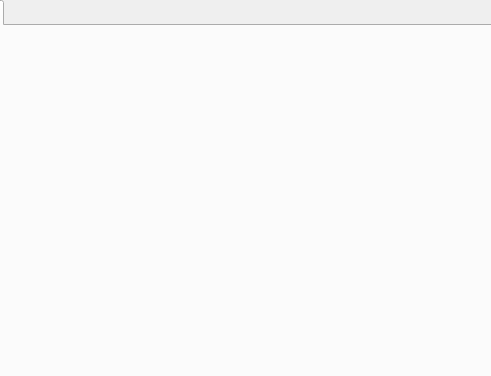
First picture: the form in main.ui, repository 0kq-github/TSBTools, before the edit; both pictures show x 152 to 643 and y 0 to 376 of the 803 by 485 pixel window.
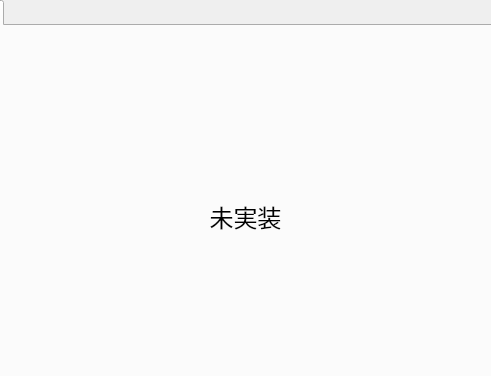
Second picture: the form after the edit. The open tabs and pages were chosen to show the change.

```diff
--- a/main.ui
+++ b/main.ui
@@ -11,7 +11,7 @@
    </rect>
   </property>
   <property name="sizePolicy">
-   <sizepolicy hsizetype="Fixed" vsizetype="Fixed">
+   <sizepolicy hsizetype="Preferred" vsizetype="Preferred">
     <horstretch>0</horstretch>
     <verstretch>0</verstretch>
    </sizepolicy>
@@ -208,6 +208,19 @@
      <attribute name="title">
       <string>ツール</string>
      </attribute>
+     <widget class="QLabel" name="label_5">
+      <property name="geometry">
+       <rect>
+        <x>230</x>
+        <y>120</y>
+        <width>331</width>
+        <height>141</height>
+       </rect>
+      </property>
+      <property name="text">
+       <string>&lt;html&gt;&lt;head/&gt;&lt;body&gt;&lt;p align=&quot;center&quot;&gt;&lt;span style=&quot; font-size:18pt;&quot;&gt;未実装&lt;/span&gt;&lt;/p&gt;&lt;/body&gt;&lt;/html&gt;</string>
+      </property>
+     </widget>
     </widget>
    </widget>
   </widget>
```
